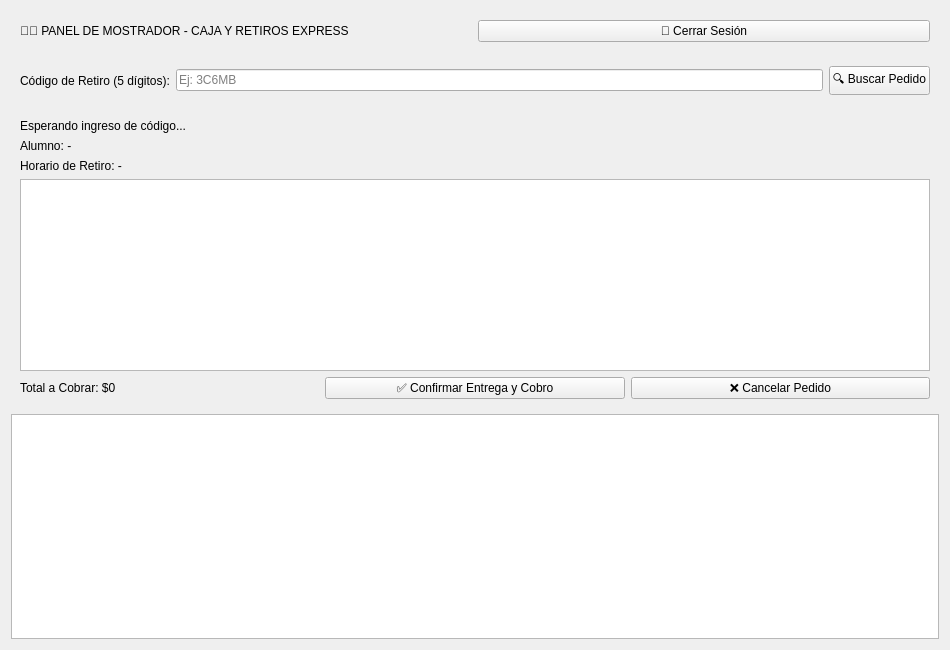
Old version of the form app/cajerowindow.ui in the repository gabrielnogueramelendez-cpu/Qt-creator-Berea.
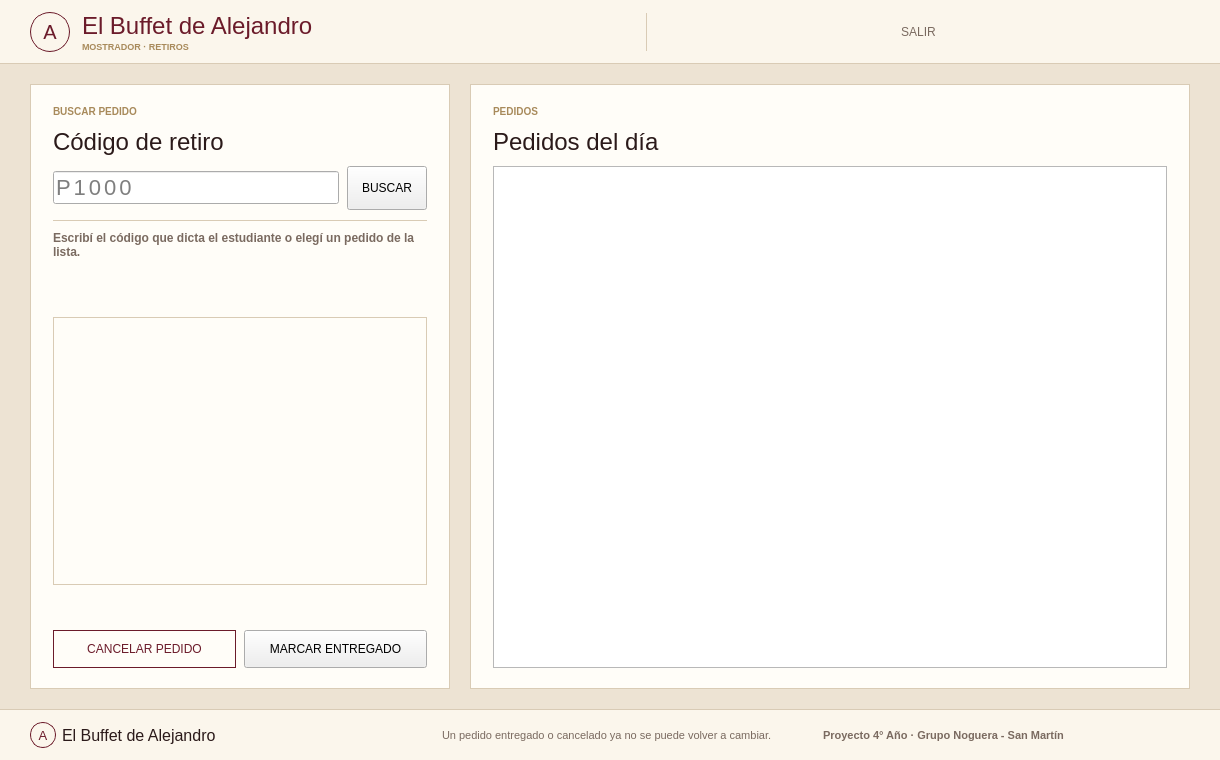
New version of the form.

The edit to the form file:
```diff
--- a/app/cajerowindow.ui
+++ b/app/cajerowindow.ui
@@ -6,118 +6,497 @@
    <rect>
     <x>0</x>
     <y>0</y>
-    <width>950</width>
-    <height>650</height>
+    <width>1220</width>
+    <height>760</height>
    </rect>
   </property>
   <property name="windowTitle">
    <string>Panel del Personal de Buffet - Caja &amp; Retiros</string>
   </property>
-  <layout class="QVBoxLayout" name="verticalLayoutMain">
+  <layout class="QVBoxLayout" name="layoutVentana">
+   <property name="spacing">
+    <number>0</number>
+   </property>
+   <property name="leftMargin">
+    <number>0</number>
+   </property>
+   <property name="topMargin">
+    <number>0</number>
+   </property>
+   <property name="rightMargin">
+    <number>0</number>
+   </property>
+   <property name="bottomMargin">
+    <number>0</number>
+   </property>
    <item>
     <widget class="QFrame" name="headerFrame">
+     <property name="styleSheet">
+      <string>#headerFrame { background-color: #FBF6EC; border-bottom: 1px solid #D9CBB5; }</string>
+     </property>
      <layout class="QHBoxLayout" name="layoutHeader">
+      <property name="spacing">
+       <number>12</number>
+      </property>
+      <property name="leftMargin">
+       <number>30</number>
+      </property>
+      <property name="topMargin">
+       <number>12</number>
+      </property>
+      <property name="rightMargin">
+       <number>30</number>
+      </property>
+      <property name="bottomMargin">
+       <number>12</number>
+      </property>
       <item>
        <widget class="QLabel" name="lblCajeroTitle">
         <property name="text">
-         <string>🧑‍🍳 PANEL DE MOSTRADOR - CAJA Y RETIROS EXPRESS</string>
+         <string>A</string>
         </property>
-       </widget>
-      </item>
-      <item>
-       <widget class="QPushButton" name="btnLogout">
-        <property name="text">
-         <string>🚪 Cerrar Sesión</string>
+        <property name="styleSheet">
+         <string>font-family: 'Sitka Banner', 'Palatino Linotype', Georgia; font-size: 20px; color: #6B1B2A; border: 1px solid #6B1B2A; border-radius: 20px;</string>
         </property>
-       </widget>
-      </item>
-     </layout>
-    </widget>
-   </item>
-   <item>
-    <widget class="QFrame" name="cardSearch">
-     <layout class="QHBoxLayout" name="layoutSearch">
-      <item>
-       <widget class="QLabel" name="lblSearchPrompt">
-        <property name="text">
-         <string>Código de Retiro (5 dígitos):</string>
+        <property name="alignment">
+         <set>Qt::AlignCenter</set>
         </property>
-       </widget>
-      </item>
-      <item>
-       <widget class="QLineEdit" name="txtCodigoRetiro">
-        <property name="placeholderText">
-         <string>Ej: 3C6MB</string>
+        <property name="minimumSize">
+         <size>
+          <width>40</width>
+          <height>40</height>
+         </size>
         </property>
-       </widget>
-      </item>
-      <item>
-       <widget class="QPushButton" name="btnBuscarCodigo">
-        <property name="text">
-         <string>🔍 Buscar Pedido</string>
+        <property name="maximumSize">
+         <size>
+          <width>40</width>
+          <height>40</height>
+         </size>
         </property>
        </widget>
       </item>
-     </layout>
-    </widget>
-   </item>
-   <item>
-    <widget class="QFrame" name="cardDetail">
-     <layout class="QVBoxLayout" name="layoutDetail">
       <item>
-       <widget class="QLabel" name="lblStatusPedido">
-        <property name="text">
-         <string>Esperando ingreso de código...</string>
+       <layout class="QVBoxLayout" name="layoutMarca">
+        <property name="spacing">
+         <number>0</number>
         </property>
-       </widget>
-      </item>
-      <item>
-       <widget class="QLabel" name="lblDetalleAlumno">
-        <property name="text">
-         <string>Alumno: -</string>
-        </property>
-       </widget>
-      </item>
-      <item>
-       <widget class="QLabel" name="lblDetalleRecreo">
-        <property name="text">
-         <string>Horario de Retiro: -</string>
-        </property>
-       </widget>
-      </item>
-      <item>
-       <widget class="QTableWidget" name="tableDetalleItems"/>
-      </item>
-      <item>
-       <layout class="QHBoxLayout" name="layoutActions">
         <item>
-         <widget class="QLabel" name="lblTotalMonto">
+         <widget class="QLabel" name="lblHeaderTitle">
           <property name="text">
-           <string>Total a Cobrar: $0</string>
+           <string>El Buffet de Alejandro</string>
           </property>
-         </widget>
-        </item>
-        <item>
-         <widget class="QPushButton" name="btnEntregarPedido">
-          <property name="text">
-           <string>✅ Confirmar Entrega y Cobro</string>
+          <property name="styleSheet">
+           <string>font-family: 'Sitka Banner', 'Palatino Linotype', Georgia; font-size: 24px; color: #6B1B2A;</string>
           </property>
          </widget>
         </item>
         <item>
-         <widget class="QPushButton" name="btnCancelarPedido">
+         <widget class="QLabel" name="lblHeaderSub">
           <property name="text">
-           <string>❌ Cancelar Pedido</string>
+           <string>MOSTRADOR · RETIROS</string>
+          </property>
+          <property name="styleSheet">
+           <string>font-size: 9px; color: #A88A5B; font-weight: bold;</string>
           </property>
          </widget>
         </item>
        </layout>
       </item>
+      <item>
+       <spacer name="espacioHeader">
+        <property name="orientation">
+         <enum>Qt::Horizontal</enum>
+        </property>
+       </spacer>
+      </item>
+      <item>
+       <widget class="QPushButton" name="btnLogout">
+        <property name="minimumSize">
+         <size>
+          <width>0</width>
+          <height>38</height>
+         </size>
+        </property>
+        <property name="text">
+         <string>SALIR</string>
+        </property>
+        <property name="styleSheet">
+         <string>QPushButton { background-color: transparent; color: #7A6A60; border-left: 1px solid #D9CBB5; border-radius: 0px; }
+QPushButton:hover { color: #6B1B2A; }</string>
+        </property>
+       </widget>
+      </item>
      </layout>
     </widget>
    </item>
    <item>
-    <widget class="QTableWidget" name="tableColasPedidos"/>
+    <widget class="QFrame" name="bodyFrame">
+     <property name="styleSheet">
+      <string>#bodyFrame { background-color: #EDE3D3; }</string>
+     </property>
+     <layout class="QHBoxLayout" name="layoutBody">
+      <property name="spacing">
+       <number>20</number>
+      </property>
+      <property name="leftMargin">
+       <number>30</number>
+      </property>
+      <property name="topMargin">
+       <number>20</number>
+      </property>
+      <property name="rightMargin">
+       <number>30</number>
+      </property>
+      <property name="bottomMargin">
+       <number>20</number>
+      </property>
+      <item>
+       <widget class="QFrame" name="cardSearch">
+        <property name="styleSheet">
+         <string>#cardSearch { background-color: #FFFDF8; border: 1px solid #D9CBB5; }</string>
+        </property>
+        <property name="minimumSize">
+         <size>
+          <width>420</width>
+          <height>0</height>
+         </size>
+        </property>
+        <property name="maximumSize">
+         <size>
+          <width>420</width>
+          <height>16777215</height>
+         </size>
+        </property>
+        <layout class="QVBoxLayout" name="layoutSearch">
+         <property name="spacing">
+          <number>10</number>
+         </property>
+         <property name="leftMargin">
+          <number>22</number>
+         </property>
+         <property name="topMargin">
+          <number>20</number>
+         </property>
+         <property name="rightMargin">
+          <number>22</number>
+         </property>
+         <property name="bottomMargin">
+          <number>20</number>
+         </property>
+         <item>
+          <widget class="QLabel" name="lblBuscarTitulo">
+           <property name="text">
+            <string>BUSCAR PEDIDO</string>
+           </property>
+           <property name="styleSheet">
+            <string>font-size: 10px; font-weight: bold; color: #A88A5B;</string>
+           </property>
+          </widget>
+         </item>
+         <item>
+          <widget class="QLabel" name="lblSearchPrompt">
+           <property name="text">
+            <string>Código de retiro</string>
+           </property>
+           <property name="styleSheet">
+            <string>font-family: 'Sitka Banner', 'Palatino Linotype', Georgia; font-size: 24px; color: #2B1A1A;</string>
+           </property>
+          </widget>
+         </item>
+         <item>
+          <layout class="QHBoxLayout" name="filaBuscar">
+           <property name="spacing">
+            <number>8</number>
+           </property>
+           <item>
+            <widget class="QLineEdit" name="txtCodigoRetiro">
+             <property name="placeholderText">
+              <string>P1000</string>
+             </property>
+             <property name="styleSheet">
+              <string>font-family: 'Sitka Banner', 'Palatino Linotype', Georgia; font-size: 22px; letter-spacing: 3px;</string>
+             </property>
+            </widget>
+           </item>
+           <item>
+            <widget class="QPushButton" name="btnBuscarCodigo">
+             <property name="minimumSize">
+              <size>
+               <width>0</width>
+               <height>44</height>
+              </size>
+             </property>
+             <property name="text">
+              <string>BUSCAR</string>
+             </property>
+            </widget>
+           </item>
+          </layout>
+         </item>
+         <item>
+          <widget class="QFrame" name="lineaBuscar">
+           <property name="minimumSize">
+            <size>
+             <width>0</width>
+             <height>1</height>
+            </size>
+           </property>
+           <property name="maximumSize">
+            <size>
+             <width>16777215</width>
+             <height>1</height>
+            </size>
+           </property>
+           <property name="styleSheet">
+            <string>background-color: #D9CBB5;</string>
+           </property>
+          </widget>
+         </item>
+         <item>
+          <widget class="QLabel" name="lblStatusPedido">
+           <property name="text">
+            <string>Escribí el código que dicta el estudiante o elegí un pedido de la lista.</string>
+           </property>
+           <property name="styleSheet">
+            <string>font-size: 12px; font-weight: bold; color: #7A6A60;</string>
+           </property>
+           <property name="wordWrap">
+            <bool>true</bool>
+           </property>
+          </widget>
+         </item>
+         <item>
+          <widget class="QLabel" name="lblDetalleAlumno">
+           <property name="text">
+            <string />
+           </property>
+           <property name="styleSheet">
+            <string>font-size: 12px; color: #2B1A1A;</string>
+           </property>
+           <property name="wordWrap">
+            <bool>true</bool>
+           </property>
+          </widget>
+         </item>
+         <item>
+          <widget class="QLabel" name="lblDetalleRecreo">
+           <property name="text">
+            <string />
+           </property>
+           <property name="styleSheet">
+            <string>font-size: 12px; color: #2B1A1A;</string>
+           </property>
+           <property name="wordWrap">
+            <bool>true</bool>
+           </property>
+          </widget>
+         </item>
+         <item>
+          <widget class="QListWidget" name="listDetalleItems">
+           <property name="styleSheet">
+            <string>QListWidget { background-color: #FFFDF8; border: 1px solid #D9CBB5; font-size: 12px; }
+QListWidget::item { padding: 8px 6px; border-bottom: 1px solid #EDE3D3; color: #2B1A1A; }
+QListWidget::item:selected { background-color: #6B1B2A; color: #FFFFFF; }</string>
+           </property>
+          </widget>
+         </item>
+         <item>
+          <widget class="QLabel" name="lblTotalMonto">
+           <property name="text">
+            <string />
+           </property>
+           <property name="styleSheet">
+            <string>font-family: 'Sitka Banner', 'Palatino Linotype', Georgia; font-size: 22px; color: #6B1B2A;</string>
+           </property>
+           <property name="wordWrap">
+            <bool>true</bool>
+           </property>
+          </widget>
+         </item>
+         <item>
+          <layout class="QHBoxLayout" name="filaAcciones">
+           <property name="spacing">
+            <number>8</number>
+           </property>
+           <item>
+            <widget class="QPushButton" name="btnCancelarPedido">
+             <property name="minimumSize">
+              <size>
+               <width>0</width>
+               <height>38</height>
+              </size>
+             </property>
+             <property name="text">
+              <string>CANCELAR PEDIDO</string>
+             </property>
+             <property name="styleSheet">
+              <string>QPushButton { background-color: transparent; color: #6B1B2A; border: 1px solid #6B1B2A; }
+QPushButton:hover { background-color: #F3EADB; }
+QPushButton:disabled { color: #B5A898; border: 1px solid #D9CBB5; background-color: transparent; }</string>
+             </property>
+            </widget>
+           </item>
+           <item>
+            <widget class="QPushButton" name="btnEntregarPedido">
+             <property name="minimumSize">
+              <size>
+               <width>0</width>
+               <height>38</height>
+              </size>
+             </property>
+             <property name="text">
+              <string>MARCAR ENTREGADO</string>
+             </property>
+            </widget>
+           </item>
+          </layout>
+         </item>
+        </layout>
+       </widget>
+      </item>
+      <item>
+       <widget class="QFrame" name="cardCola">
+        <property name="styleSheet">
+         <string>#cardCola { background-color: #FFFDF8; border: 1px solid #D9CBB5; }</string>
+        </property>
+        <layout class="QVBoxLayout" name="layoutCola">
+         <property name="spacing">
+          <number>10</number>
+         </property>
+         <property name="leftMargin">
+          <number>22</number>
+         </property>
+         <property name="topMargin">
+          <number>20</number>
+         </property>
+         <property name="rightMargin">
+          <number>22</number>
+         </property>
+         <property name="bottomMargin">
+          <number>20</number>
+         </property>
+         <item>
+          <widget class="QLabel" name="lblColaEtiqueta">
+           <property name="text">
+            <string>PEDIDOS</string>
+           </property>
+           <property name="styleSheet">
+            <string>font-size: 10px; font-weight: bold; color: #A88A5B;</string>
+           </property>
+          </widget>
+         </item>
+         <item>
+          <widget class="QLabel" name="lblColaTitulo">
+           <property name="text">
+            <string>Pedidos del día</string>
+           </property>
+           <property name="styleSheet">
+            <string>font-family: 'Sitka Banner', 'Palatino Linotype', Georgia; font-size: 24px; color: #2B1A1A;</string>
+           </property>
+          </widget>
+         </item>
+         <item>
+          <widget class="QTableWidget" name="tableColasPedidos">
+           <property name="editTriggers">
+            <set>QAbstractItemView::NoEditTriggers</set>
+           </property>
+          </widget>
+         </item>
+        </layout>
+       </widget>
+      </item>
+     </layout>
+    </widget>
+   </item>
+   <item>
+    <widget class="QFrame" name="footerFrame">
+     <property name="styleSheet">
+      <string>#footerFrame { background-color: #FBF6EC; border-top: 1px solid #D9CBB5; }</string>
+     </property>
+     <layout class="QHBoxLayout" name="layoutFooter">
+      <property name="leftMargin">
+       <number>30</number>
+      </property>
+      <property name="topMargin">
+       <number>12</number>
+      </property>
+      <property name="rightMargin">
+       <number>30</number>
+      </property>
+      <property name="bottomMargin">
+       <number>12</number>
+      </property>
+      <item>
+       <widget class="QLabel" name="lblMonogramaPie">
+        <property name="text">
+         <string>A</string>
+        </property>
+        <property name="styleSheet">
+         <string>font-family: 'Sitka Banner', 'Palatino Linotype', Georgia; font-size: 13px; color: #6B1B2A; border: 1px solid #6B1B2A; border-radius: 13px;</string>
+        </property>
+        <property name="alignment">
+         <set>Qt::AlignCenter</set>
+        </property>
+        <property name="minimumSize">
+         <size>
+          <width>26</width>
+          <height>26</height>
+         </size>
+        </property>
+        <property name="maximumSize">
+         <size>
+          <width>26</width>
+          <height>26</height>
+         </size>
+        </property>
+       </widget>
+      </item>
+      <item>
+       <widget class="QLabel" name="lblPieMarca">
+        <property name="text">
+         <string>El Buffet de Alejandro</string>
+        </property>
+        <property name="styleSheet">
+         <string>font-family: 'Sitka Banner', 'Palatino Linotype', Georgia; font-size: 16px; color: #2B1A1A;</string>
+        </property>
+       </widget>
+      </item>
+      <item>
+       <spacer name="espacioPie1">
+        <property name="orientation">
+         <enum>Qt::Horizontal</enum>
+        </property>
+       </spacer>
+      </item>
+      <item>
+       <widget class="QLabel" name="lblPieTexto">
+        <property name="text">
+         <string>Un pedido entregado o cancelado ya no se puede volver a cambiar.</string>
+        </property>
+        <property name="styleSheet">
+         <string>font-size: 11px; color: #7A6A60;</string>
+        </property>
+       </widget>
+      </item>
+      <item>
+       <spacer name="espacioPie2">
+        <property name="orientation">
+         <enum>Qt::Horizontal</enum>
+        </property>
+       </spacer>
+      </item>
+      <item>
+       <widget class="QLabel" name="lblPieProyecto">
+        <property name="text">
+         <string>Proyecto 4° Año · Grupo Noguera - San Martín</string>
+        </property>
+        <property name="styleSheet">
+         <string>font-size: 11px; color: #7A6A60; font-weight: bold;</string>
+        </property>
+       </widget>
+      </item>
+     </layout>
+    </widget>
    </item>
   </layout>
  </widget>
```
Left out of the diff: 10 changed lines with no effect on the pictures.
